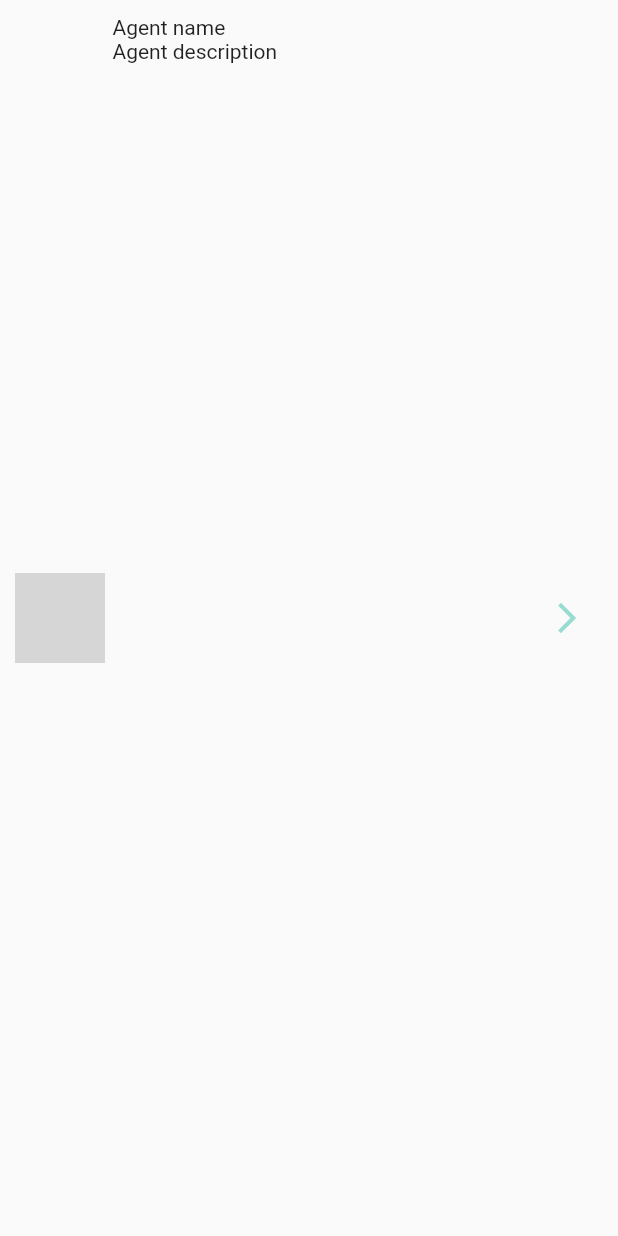
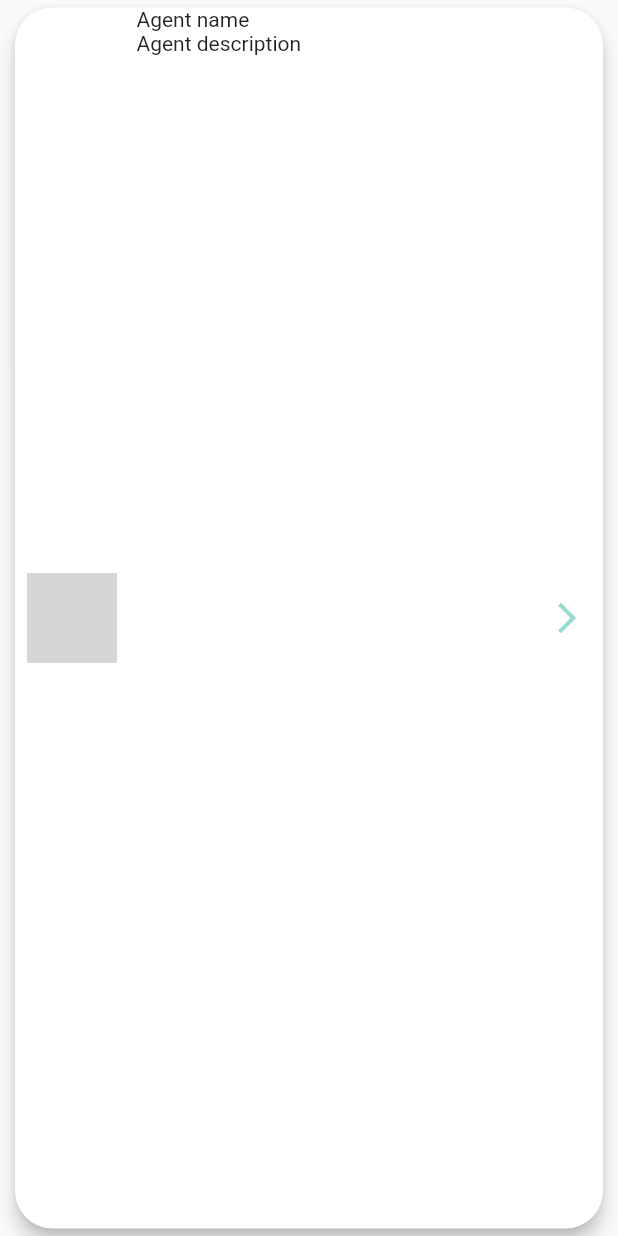
Before and after one commit to md-amimul-ehsan/real_estate_app, a Flutter app: what agentsListItem() shows on an empty page, opened directly, on a phone screen of 412 x 824 dp. Run offline on Flutter 3.47's test engine with Material 2 defaults, Android fonts, the phone set to English and light mode, and no system bars; our stand-ins replace sliding_up_panel, video_player; network calls fail; grey boxes are pictures that could not be loaded.

Commit message:
agents details screen edited

```diff
--- a/lib/views/agents/agents_list_item.dart
+++ b/lib/views/agents/agents_list_item.dart
@@ -3,22 +3,33 @@ import 'package:flutter/material.dart';
 import 'package:real_estate_app/models/property.dart';
 import 'package:real_estate_app/utilities/constants.dart';
 import 'package:real_estate_app/views/components/icon_text_horizontal.dart';
+import 'package:real_estate_app/views/components/rounded_rectangle_border_button.dart';
 
 Widget agentsListItem(
   Property property,
 ) {
   return GestureDetector(
       onTap: () {},
-    child: Padding(
-      padding: const EdgeInsets.symmetric(vertical: 10, horizontal: 10),
+      child: Card(
+        shape: RoundedRectangleBorder(
+          borderRadius: BorderRadius.circular(25),
+        ),
+        elevation: 5,
+        margin: EdgeInsets.symmetric(
+          horizontal: 10,
+          vertical: 5,
+        ),
         child: Row(
           mainAxisAlignment: MainAxisAlignment.spaceAround,
           children: [
-          CircleAvatar(
+            Padding(
+              padding: const EdgeInsets.all(8.0),
+              child: CircleAvatar(
                 radius: 30,
                 foregroundColor: Colors.black,
                 foregroundImage: NetworkImage(
                   "https://giantbomb1.cbsistatic.com/uploads/scale_medium/1/16944/2427349-426065_10151435086863987_724057164_n.jpg",
+                ),
               ),
             ),
             SizedBox(
@@ -43,6 +54,40 @@ Widget agentsListItem(
             ),
           ],
         ),
-    ),
-  );
+      ));
 }
+// Padding(
+// padding: const EdgeInsets.symmetric(vertical: 10, horizontal: 10),
+// child: Row(
+// mainAxisAlignment: MainAxisAlignment.spaceAround,
+// children: [
+// CircleAvatar(
+// radius: 30,
+// foregroundColor: Colors.black,
+// foregroundImage: NetworkImage(
+// "https://giantbomb1.cbsistatic.com/uploads/scale_medium/1/16944/2427349-426065_10151435086863987_724057164_n.jpg",
+// ),
+// ),
+// SizedBox(
+// width: 5,
+// ),
+// Column(
+// crossAxisAlignment: CrossAxisAlignment.start,
+// children: [
+// Text(
+// "Agent name",
+// ),
+// Text(
+// "Agent description",
+// ),
+// ],
+// ),
+// Spacer(),
+// IconButton(
+// icon: Icon(Icons.arrow_forward_ios),
+// color: kPrimaryAccentColor,
+// onPressed: () {},
+// ),
+// ],
+// ),
+// ),
--- a/lib/views/properties/properties_details.dart
+++ b/lib/views/properties/properties_details.dart
@@ -96,12 +96,12 @@ class _PropertiesDetailsState extends State<PropertiesDetails> {
                   ),
                   child: Row(
                     children: [
-                      IconText(
+                      IconTextHorizontal(
                         title: 'Los Angeles',
                         icon: Icons.location_on_outlined,
                       ),
                       Spacer(),
-                      IconText(
+                      IconTextHorizontal(
                         title: '4.4 Reviews',
                         icon: Icons.star_rate,
                         iconColor: Color(0xFFFDC125),
```
Also changed, not shown: lib/views/agents/agents_details.dart (+128 -0 lines). Lines whose indentation alone changed are shown as unchanged.
